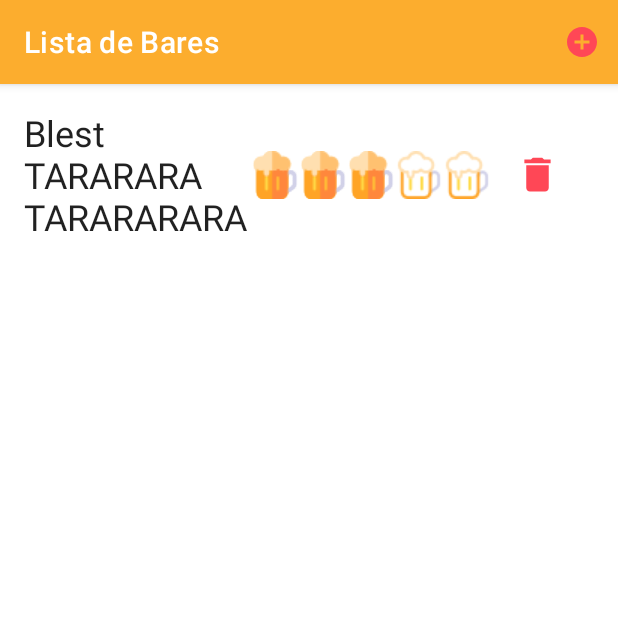
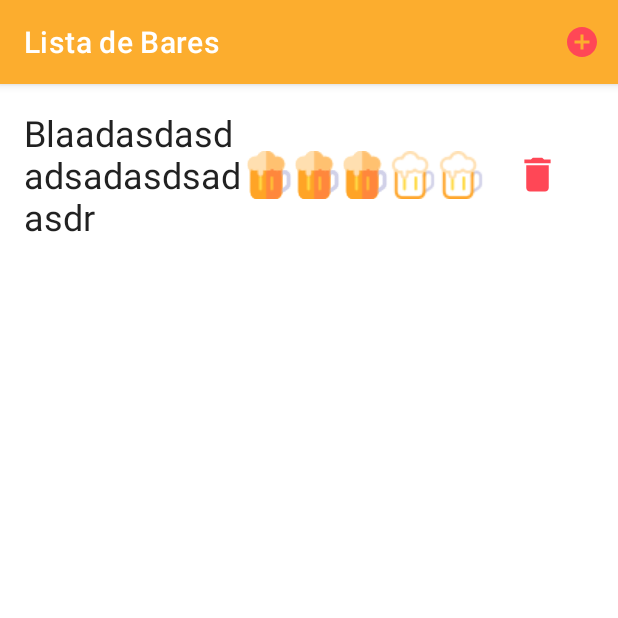
Before and after one commit to gyrivero/debar, an Android app: the ContainerActivity screen opened directly, with no data from a screen before it, after a tap on "Lista de Bares", on a phone screen of 412 x 824 dp, the top half of it. Run offline under Robolectric (Android 15) with nearby library versions, the light colour scheme and no system bars; our stand-ins replace Firebase (no records; nobody signed in at launch, a user with empty details on screens opened directly), navigation-ui; 1 other tap on this screen came first.

Commit message:
Implementado Firebase (Auth y Realtime DB)

```diff
--- a/app/build.gradle
+++ b/app/build.gradle
@@ -47,9 +47,11 @@ dependencies {
     implementation 'com.google.android.material:material:1.5.0'
     implementation 'androidx.constraintlayout:constraintlayout:2.1.3'
     implementation 'androidx.legacy:legacy-support-v4:1.0.0'
+    implementation 'com.google.firebase:firebase-database-ktx:20.0.4'
     testImplementation 'junit:junit:4.13.2'
     androidTestImplementation 'androidx.test.ext:junit:1.1.3'
     androidTestImplementation 'androidx.test.espresso:espresso-core:3.4.0'
     implementation platform('com.google.firebase:firebase-bom:29.3.0')
+    implementation 'com.google.firebase:firebase-auth-ktx'
     implementation 'com.google.firebase:firebase-analytics-ktx'
 }
--- a/app/src/main/AndroidManifest.xml
+++ b/app/src/main/AndroidManifest.xml
@@ -10,10 +10,10 @@
         android:supportsRtl="true"
         android:theme="@style/Theme.BarReview">
         <activity
-            android:name=".ContainerActivity"
+            android:name=".ui.ContainerActivity"
             android:exported="false" />
         <activity
-            android:name=".MainActivity"
+            android:name=".ui.MainActivity"
             android:exported="true"
             android:theme="@style/Theme.BarReview.NoActionBar">
             <intent-filter>
--- a/app/src/main/java/com/example/barreview/adapter/BarAdapter.kt
+++ b/app/src/main/java/com/example/barreview/adapter/BarAdapter.kt
@@ -3,13 +3,12 @@ package com.example.barreview.adapter
 import android.view.LayoutInflater
 import android.view.View
 import android.view.ViewGroup
-import android.widget.CheckBox
 import android.widget.ImageButton
 import android.widget.RatingBar
 import android.widget.TextView
 import androidx.navigation.findNavController
 import androidx.recyclerview.widget.RecyclerView
-import com.example.barreview.BarListFragment
+import com.example.barreview.ui.BarListFragment
 import com.example.barreview.BarListFragmentDirections
 import com.example.barreview.R
 import com.example.barreview.model.Bar
@@ -31,12 +30,12 @@ class BarAdapter (private val barList: List<Bar>, private val fragment : BarList
     override fun onBindViewHolder(holder: ItemViewHolder, position: Int) {
         val item = barList[position]
         holder.textView.text = item.name
-        holder.ratingBar.rating = item.rating
+        holder.ratingBar.rating = item.rating!!
         holder.imageButton.setOnClickListener{
             fragment.destroyBar(position)
         }
         holder.itemView.setOnClickListener{
-            val action = BarListFragmentDirections.actionBarListFragmentToBarFragment(id = item.id)
+            val action = BarListFragmentDirections.actionBarListFragmentToBarFragment(id = item.id!!)
             holder.itemView.findNavController().navigate(action)
         }
     }
--- /dev/null
+++ b/app/src/main/java/com/example/barreview/data/Datasource.kt
@@ -0,0 +1,43 @@
+package com.example.barreview.data
+
+import android.content.ContentValues.TAG
+import android.util.Log
+import com.example.barreview.model.Bar
+import com.google.firebase.database.DataSnapshot
+import com.google.firebase.database.DatabaseError
+import com.google.firebase.database.FirebaseDatabase
+import com.google.firebase.database.ValueEventListener
+
+class Datasource {
+    companion object{
+
+        fun createDataSet(): MutableList<Bar>{
+
+
+            var database = FirebaseDatabase.getInstance().getReference("Bar")
+
+            val list = ArrayList<Bar>()
+
+            val postListener = object : ValueEventListener {
+                override fun onDataChange(dataSnapshot: DataSnapshot) {
+                    if(dataSnapshot!!.exists()){
+                        list.clear()
+                        for (e in dataSnapshot.children){
+                            val post = e.getValue(Bar::class.java)
+                            list.add(post!!)
+                        }
+                    }
+                }
+
+                override fun onCancelled(databaseError: DatabaseError) {
+                    // Getting Post failed, log a message
+                    Log.w(TAG, "loadPost:onCancelled", databaseError.toException())
+                }
+            }
+
+            database.addValueEventListener(postListener)
+
+            return list
+        }
+    }
+}
--- a/app/src/main/java/com/example/barreview/model/Bar.kt
+++ b/app/src/main/java/com/example/barreview/model/Bar.kt
@@ -1,4 +1,5 @@
 package com.example.barreview.model
 
-data class Bar (val id: Int, val name: String, val address: String, val neighborhood:String, var rating:Float){
+data class Bar(val id: Int?, val name: String?, val address: String?, val neighborhood:String, var rating: Float?){
+    constructor() : this(null, null, null, "", null) {}
 }
--- a/app/src/main/java/com/example/barreview/BarFragment.kt
+++ b/app/src/main/java/com/example/barreview/ui/BarFragment.kt
@@ -1,4 +1,4 @@
-package com.example.barreview
+package com.example.barreview.ui
 
 import android.os.Bundle
 import android.view.LayoutInflater
--- a/app/src/main/java/com/example/barreview/BarListFragment.kt
+++ b/app/src/main/java/com/example/barreview/ui/BarListFragment.kt
@@ -1,30 +1,28 @@
-package com.example.barreview
+package com.example.barreview.ui
 
-import android.R.attr.data
 import android.os.Bundle
 import android.view.*
 import android.widget.Toast
 import androidx.fragment.app.Fragment
-import androidx.recyclerview.widget.GridLayoutManager
 import androidx.recyclerview.widget.LinearLayoutManager
 import androidx.recyclerview.widget.RecyclerView
+import com.example.barreview.R
 import com.example.barreview.adapter.BarAdapter
+import com.example.barreview.data.Datasource
 import com.example.barreview.databinding.FragmentBarListBinding
 import com.example.barreview.model.Bar
+import com.google.firebase.database.*
 
 
 class BarListFragment : Fragment() {
 
-    companion object {
-        var checked : Boolean = false;
-    }
-
     private var _binding: FragmentBarListBinding? = null
     private val binding get() = _binding!!
     private lateinit var recyclerView: RecyclerView
-    private var isLinearLayoutManager = true
-    private lateinit var barList: MutableList<Bar>
+    private var barList = mutableListOf<Bar>()
     private lateinit var adapter : BarAdapter
+    private lateinit var database: DatabaseReference
+
 
     override fun onCreate(savedInstanceState: Bundle?) {
         super.onCreate(savedInstanceState)
@@ -42,9 +40,15 @@ class BarListFragment : Fragment() {
     }
 
     override fun onViewCreated(view: View, savedInstanceState: Bundle?) {
-        barList = createBar()
+        database = FirebaseDatabase.getInstance().reference;
+
         recyclerView = binding.recyclerView
-        chooseLayout()
+        recyclerView.layoutManager = LinearLayoutManager(context)
+
+        //barList = createBar()
+        barList = Datasource.createDataSet()
+        adapter = BarAdapter(barList,this)
+        recyclerView.adapter = adapter
     }
 
     //Provisorio - Falta implementar base de datos
@@ -56,19 +60,6 @@ class BarListFragment : Fragment() {
     override fun onDestroyView() {
         super.onDestroyView()
         _binding = null
-    }
-    private fun chooseLayout() {
-        adapter = BarAdapter(barList,this)
-        when (isLinearLayoutManager) {
-            true -> {
-                recyclerView.layoutManager = LinearLayoutManager(context)
-                recyclerView.adapter = adapter
-            }
-            false -> {
-                recyclerView.layoutManager = GridLayoutManager(context, 4)
-                recyclerView.adapter = adapter
-            }
-        }
     }
 
     fun destroyBar(index:Int){
@@ -84,9 +75,15 @@ class BarListFragment : Fragment() {
     override fun onOptionsItemSelected(item: MenuItem): Boolean {
         return when (item.itemId) {
             R.id.add_bar -> {
-                val bar :Bar = Bar(1,"Blest TARARARA TARARARARARA","Cordoba","Palermo",3.0f)
-                barList.add(bar)
-                adapter.notifyItemInserted(barList.size-1)
+                database = FirebaseDatabase.getInstance().reference;
+                // write from the database
+                val bar :Bar = Bar(2,"Blaadasdasdadsadasdsadasdr","Cordoba","Palermo",3.0f)
+                database.child("Bar").push().setValue(bar)
+                //barList.add(bar)
+                if (!barList.contains(bar)){
+                    barList.add(bar)
+                }
+                recyclerView.adapter?.notifyDataSetChanged()
 
                 return true
             }
--- /dev/null
+++ b/app/src/main/java/com/example/barreview/ui/BarViewModel.kt
@@ -0,0 +1,6 @@
+package com.example.barreview.ui
+
+import androidx.lifecycle.ViewModel
+
+class BarViewModel : ViewModel() {
+}
--- a/app/src/main/java/com/example/barreview/ContainerActivity.kt
+++ b/app/src/main/java/com/example/barreview/ui/ContainerActivity.kt
@@ -1,11 +1,14 @@
-package com.example.barreview
+package com.example.barreview.ui
 
 import androidx.appcompat.app.AppCompatActivity
 import android.os.Bundle
+import android.widget.Toast
 import androidx.navigation.NavController
 import androidx.navigation.fragment.NavHostFragment
 import androidx.navigation.ui.setupActionBarWithNavController
+import com.example.barreview.R
 import com.example.barreview.databinding.ActivityContainerBinding
+import com.google.firebase.auth.FirebaseAuth
 
 class ContainerActivity : AppCompatActivity() {
 
@@ -19,6 +22,8 @@ class ContainerActivity : AppCompatActivity() {
             .findFragmentById(R.id.navHostFragment) as NavHostFragment
         navController = navHostFragment.navController
         setupActionBarWithNavController(navController)
+        var auth = FirebaseAuth.getInstance()
+        Toast.makeText(baseContext, auth.currentUser?.email,Toast.LENGTH_SHORT).show()
     }
 
     override fun onSupportNavigateUp(): Boolean {
--- a/app/src/main/res/layout/activity_container.xml
+++ b/app/src/main/res/layout/activity_container.xml
@@ -4,7 +4,7 @@
     xmlns:tools="http://schemas.android.com/tools"
     android:layout_width="match_parent"
     android:layout_height="match_parent"
-    tools:context=".ContainerActivity">
+    tools:context=".ui.ContainerActivity">
 
     <androidx.fragment.app.FragmentContainerView
         android:id="@+id/navHostFragment"
--- a/app/src/main/res/layout/bar_list_item.xml
+++ b/app/src/main/res/layout/bar_list_item.xml
@@ -13,7 +13,7 @@
         android:maxWidth="150dp"
         android:maxLines="3"
         android:singleLine="false"
-        android:text="Hola"
+        android:text="Blaadasdasdadsadasdsadasdr"
         android:textAppearance="?attr/textAppearanceHeadline5"
         app:layout_constraintBottom_toBottomOf="parent"
         app:layout_constraintStart_toStartOf="parent"
@@ -24,11 +24,10 @@
         style="@style/CustomRatingBarStyle"
         android:layout_width="wrap_content"
         android:layout_height="wrap_content"
-        android:layout_marginStart="8dp"
         android:isIndicator="true"
         app:layout_constraintBottom_toBottomOf="parent"
         app:layout_constraintEnd_toStartOf="@+id/guideline2"
-        app:layout_constraintStart_toEndOf="@+id/itemBarTV"
+        app:layout_constraintStart_toStartOf="@+id/guideline4"
         app:layout_constraintTop_toTopOf="parent" />
 
     <ImageButton
@@ -51,5 +50,12 @@
         app:layout_constraintGuide_begin="358dp"
         app:layout_constraintGuide_percent=".8" />
 
+    <androidx.constraintlayout.widget.Guideline
+        android:id="@+id/guideline4"
+        android:layout_width="wrap_content"
+        android:layout_height="wrap_content"
+        android:orientation="vertical"
+        app:layout_constraintGuide_begin="150dp" />
+
 
 </androidx.constraintlayout.widget.ConstraintLayout>
--- a/app/src/main/res/layout/fragment_bar.xml
+++ b/app/src/main/res/layout/fragment_bar.xml
@@ -3,7 +3,7 @@
     xmlns:tools="http://schemas.android.com/tools"
     android:layout_width="match_parent"
     android:layout_height="match_parent"
-    tools:context=".BarFragment">
+    tools:context=".ui.BarFragment">
 
     <!-- TODO: Update blank fragment layout -->
     <TextView
--- a/app/src/main/res/layout/fragment_bar_list.xml
+++ b/app/src/main/res/layout/fragment_bar_list.xml
@@ -3,7 +3,7 @@
     xmlns:tools="http://schemas.android.com/tools"
     android:layout_width="match_parent"
     android:layout_height="match_parent"
-    tools:context=".BarListFragment">
+    tools:context=".ui.BarListFragment">
 
     <androidx.recyclerview.widget.RecyclerView
         android:id="@+id/recycler_view"
--- a/app/src/main/res/navigation/nav_graph.xml
+++ b/app/src/main/res/navigation/nav_graph.xml
@@ -7,7 +7,7 @@
 
     <fragment
         android:id="@+id/barListFragment"
-        android:name="com.example.barreview.BarListFragment"
+        android:name="com.example.barreview.ui.BarListFragment"
         android:label="@string/barlist_title"
         tools:layout="@layout/fragment_bar_list">
         <action
@@ -16,7 +16,7 @@
     </fragment>
     <fragment
         android:id="@+id/barFragment"
-        android:name="com.example.barreview.BarFragment"
+        android:name="com.example.barreview.ui.BarFragment"
         android:label="@string/bar_title"
         tools:layout="@layout/fragment_bar">
         <argument
```
Also changed, not shown: app/src/main/java/com/example/barreview/MainActivity.kt (deleted, +0 -25 lines), app/src/main/java/com/example/barreview/ui/MainActivity.kt (added, +61 -0 lines), app/src/main/res/layout/activity_main.xml (+14 -8 lines).
